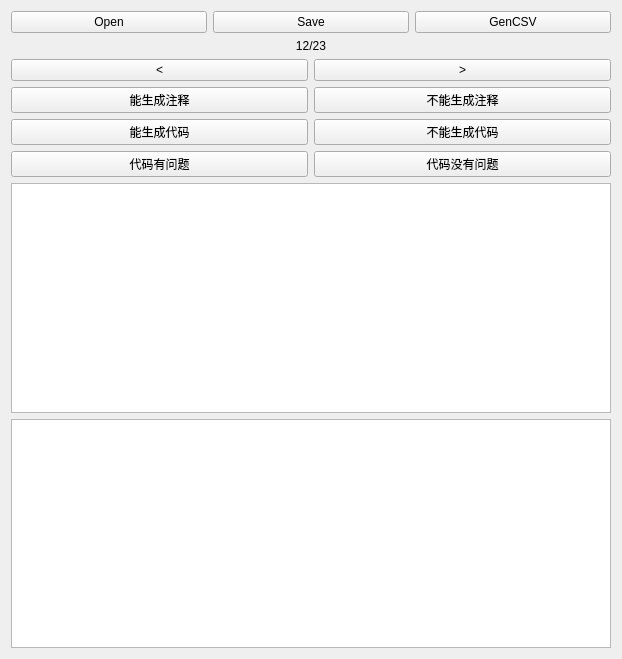
First picture: the form in mark.ui, repository myxxxsquared/mark, before the edit.
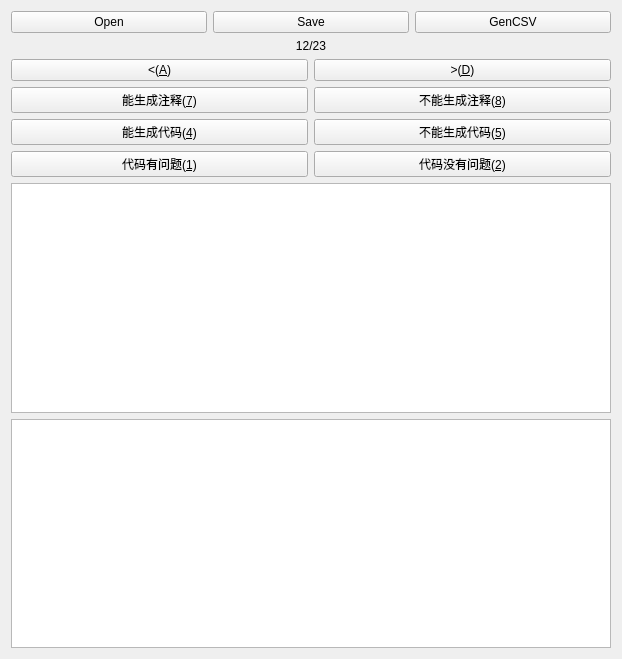
Second picture: the form after the edit.

The edit to the form file:
```diff
--- a/mark.ui
+++ b/mark.ui
@@ -60,7 +60,7 @@
         </sizepolicy>
        </property>
        <property name="text">
-        <string>&lt;</string>
+        <string>&lt;(&amp;A)</string>
        </property>
       </widget>
      </item>
@@ -73,7 +73,7 @@
         </sizepolicy>
        </property>
        <property name="text">
-        <string>&gt;</string>
+        <string>&gt;(&amp;D)</string>
        </property>
       </widget>
      </item>
@@ -99,7 +99,7 @@
         <string notr="true"/>
        </property>
        <property name="text">
-        <string>能生成注释</string>
+        <string>能生成注释(&amp;7)</string>
        </property>
       </widget>
      </item>
@@ -112,7 +112,7 @@
         </sizepolicy>
        </property>
        <property name="text">
-        <string>不能生成注释</string>
+        <string>不能生成注释(&amp;8)</string>
        </property>
       </widget>
      </item>
@@ -138,7 +138,7 @@
         <string notr="true"/>
        </property>
        <property name="text">
-        <string>能生成代码</string>
+        <string>能生成代码(&amp;4)</string>
        </property>
       </widget>
      </item>
@@ -151,7 +151,7 @@
         </sizepolicy>
        </property>
        <property name="text">
-        <string>不能生成代码</string>
+        <string>不能生成代码(&amp;5)</string>
        </property>
       </widget>
      </item>
@@ -177,7 +177,7 @@
         <string notr="true"/>
        </property>
        <property name="text">
-        <string>代码有问题</string>
+        <string>代码有问题(&amp;1)</string>
        </property>
       </widget>
      </item>
@@ -190,7 +190,7 @@
         </sizepolicy>
        </property>
        <property name="text">
-        <string>代码没有问题</string>
+        <string>代码没有问题(&amp;2)</string>
        </property>
       </widget>
      </item>
```
